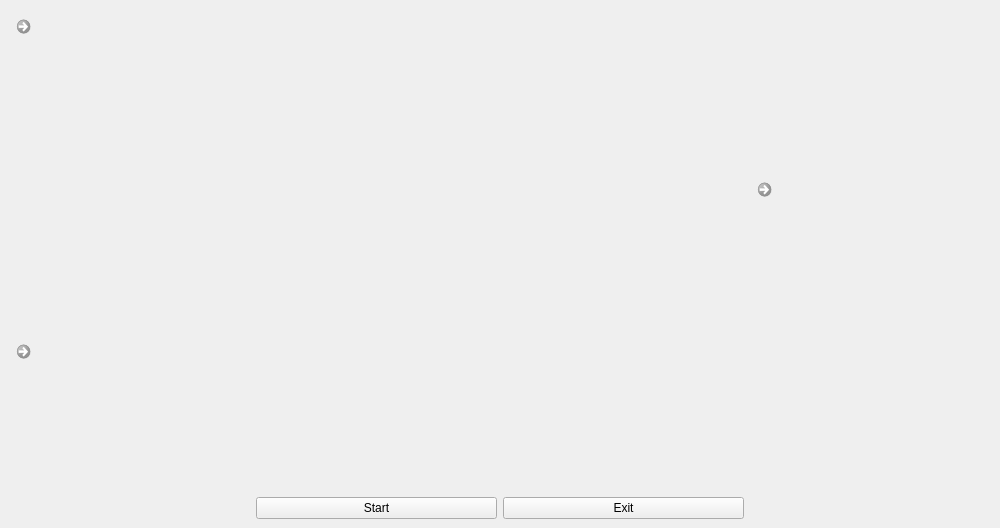
AtuLxCE/formula-encyclopaedia, file FormulaManager/mainwindow.ui: the form before one commit.
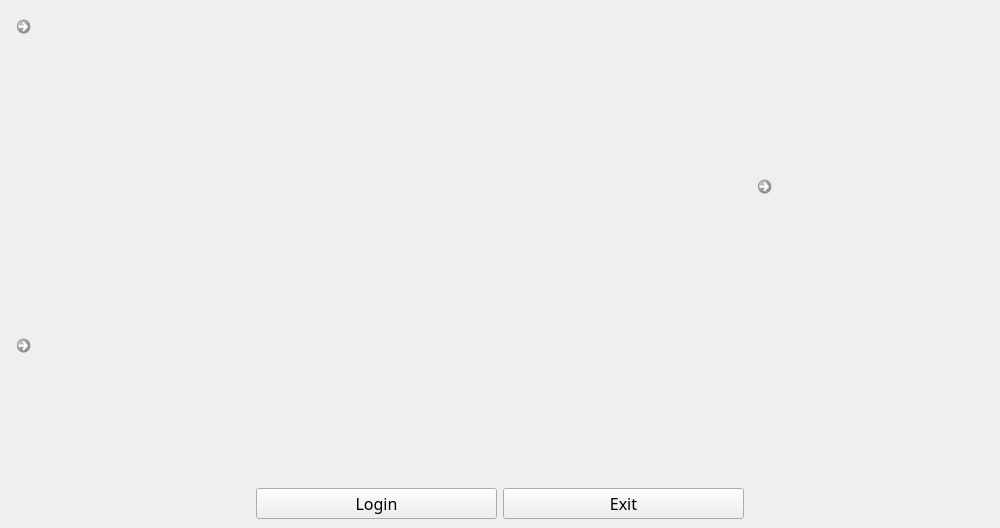
The form after the commit. Icons and pictures are not drawn.

Commit message: Change in color of buttons and added bg for login

```diff
--- a/FormulaManager/mainwindow.ui
+++ b/FormulaManager/mainwindow.ui
@@ -22,6 +22,17 @@
    <layout class="QGridLayout" name="gridLayout">
     <item row="4" column="2">
      <widget class="QPushButton" name="pushButton_2">
+      <property name="font">
+       <font>
+        <family>Tw Cen MT</family>
+        <pointsize>12</pointsize>
+       </font>
+      </property>
+      <property name="styleSheet">
+       <string notr="true">QPushButton:hover {
+	background-color:rgb(200, 58, 58)
+}</string>
+      </property>
       <property name="text">
        <string>Exit</string>
       </property>
@@ -49,8 +60,19 @@
     </item>
     <item row="4" column="1">
      <widget class="QPushButton" name="pushButton">
+      <property name="font">
+       <font>
+        <family>Tw Cen MT</family>
+        <pointsize>12</pointsize>
+       </font>
+      </property>
+      <property name="styleSheet">
+       <string notr="true">QPushButton:hover {
+	background-color: rgb(124, 255, 146);
+}</string>
+      </property>
       <property name="text">
-       <string>Start</string>
+       <string>Login</string>
       </property>
      </widget>
     </item>
```
The commit also changes 5 other files.
